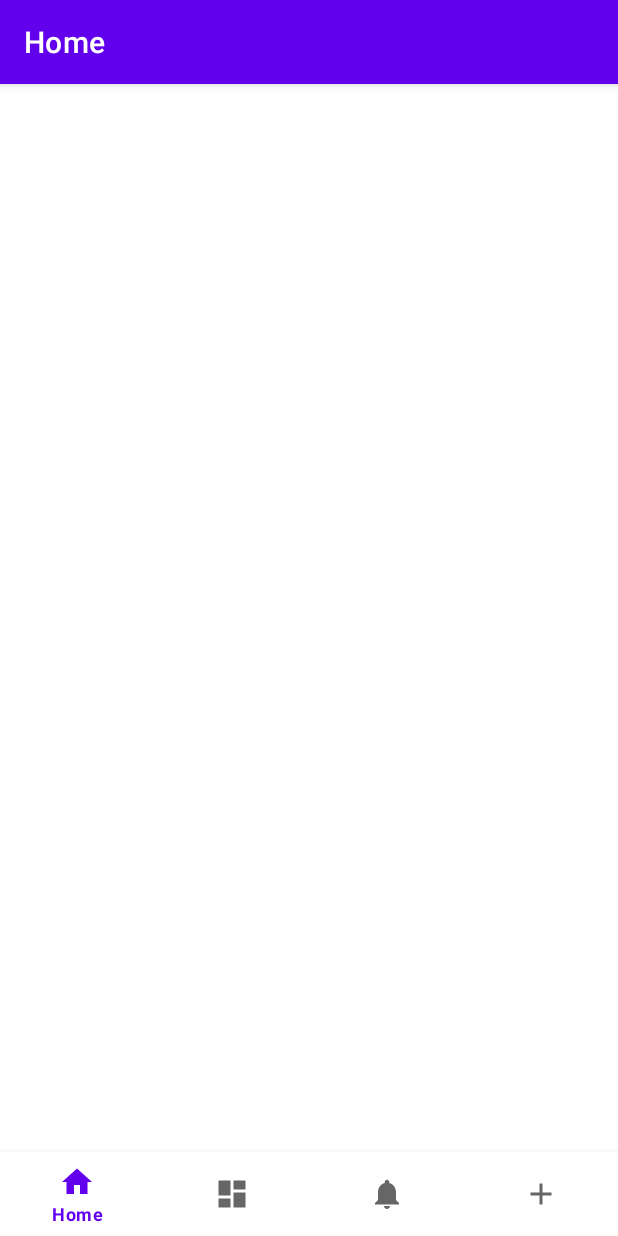
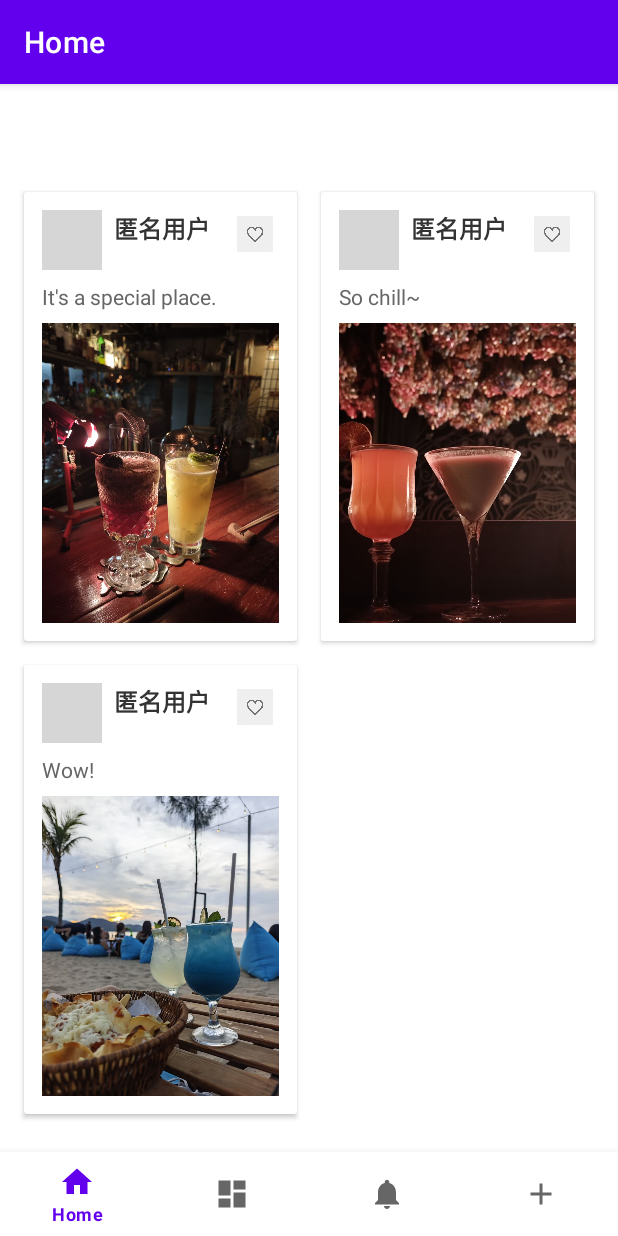
Before and after one commit to lu-kai-2002/AndroidFinalproject, an Android app: the screen it shows after launch (MainActivity), on a phone screen of 412 x 824 dp. Run offline under Robolectric (Android 15) with nearby library versions, the phone set to English and light mode, and no system bars; our stand-ins replace data binding, navigation-ui; grey boxes are pictures that could not be loaded.

Commit message:
调整post数据库

```diff
--- a/app/src/main/java/com/example/finalproject/MainActivity.java
+++ b/app/src/main/java/com/example/finalproject/MainActivity.java
@@ -1,7 +1,9 @@
 package com.example.finalproject;
 
+import android.database.sqlite.SQLiteDatabase;
 import android.os.Bundle;
 
+import com.example.finalproject.ui.post.PostDbHelper;
 import com.google.android.material.bottomnavigation.BottomNavigationView;
 
 import androidx.appcompat.app.AppCompatActivity;
--- a/app/src/main/java/com/example/finalproject/ui/dashboard/BarDbHelper.java
+++ b/app/src/main/java/com/example/finalproject/ui/dashboard/BarDbHelper.java
@@ -8,7 +8,7 @@ import com.example.finalproject.R;
 
 public class BarDbHelper extends SQLiteOpenHelper {
     private static final String DATABASE_NAME = "bars.db";
-    private static final int DATABASE_VERSION = 3; // 版本号升级
+    private static final int DATABASE_VERSION = 4; // 版本号升级
 
     // 表结构
     public static final String TABLE_BARS = "bars";
--- a/app/src/main/java/com/example/finalproject/ui/home/HomeFragment.java
+++ b/app/src/main/java/com/example/finalproject/ui/home/HomeFragment.java
@@ -1,6 +1,7 @@
 package com.example.finalproject.ui.home;
 
 import android.content.Context;
+import android.database.sqlite.SQLiteDatabase;
 import android.os.Bundle;
 import android.view.LayoutInflater;
 import android.view.View;
@@ -15,6 +16,7 @@ import androidx.recyclerview.widget.RecyclerView;
 import com.example.finalproject.databinding.FragmentHomeBinding;
 import com.example.finalproject.ui.login.loginDBhelper;
 import com.example.finalproject.ui.post.PostDao;
+import com.example.finalproject.ui.post.PostDbHelper;
 import com.example.finalproject.ui.post.PostEntity;
 
 import java.util.ArrayList;
@@ -23,6 +25,7 @@ import java.util.List;
 public class HomeFragment extends Fragment {
 
     private FragmentHomeBinding binding;
+
     private PostAdapter adapter;
     private List<Post> postList;
 
@@ -59,6 +62,9 @@ public class HomeFragment extends Fragment {
      * 从本地数据库加载帖子数据并封装为 Post（首页展示模型）
      */
     private List<Post> loadPostsFromDb(Context context) {
+        PostDbHelper postDbHelper = new PostDbHelper(context);
+        SQLiteDatabase db = postDbHelper.getReadableDatabase();
+        db.close(); // 确保触发 onCreate() 创建表
         PostDao postDao = new PostDao(context);
         loginDBhelper userHelper = new loginDBhelper(context);
 
--- a/app/src/main/java/com/example/finalproject/ui/post/PostDbHelper.java
+++ b/app/src/main/java/com/example/finalproject/ui/post/PostDbHelper.java
@@ -1,46 +1,45 @@
 package com.example.finalproject.ui.post;
 
+import android.content.ContentValues;
 import android.content.Context;
 import android.database.sqlite.SQLiteDatabase;
 import android.database.sqlite.SQLiteOpenHelper;
 
+import com.example.finalproject.R;
+
+import java.util.Arrays;
+import java.util.List;
+
 public class PostDbHelper extends SQLiteOpenHelper {
-
-    private static final String DATABASE_NAME = "app.db"; // 与 loginDBhelper 保持一致
+    private static final String DATABASE_NAME = "post.db";
     private static final int DATABASE_VERSION = 1;
 
     public static final String TABLE_POSTS = "posts";
-
-    // 字段常量（推荐）
     public static final String COL_ID = "id";
     public static final String COL_USER_ID = "user_id";
     public static final String COL_CONTENT = "content";
     public static final String COL_IMAGE_RES_ID = "image_res_id";
     public static final String COL_BAR_NAME = "bar_name";
 
-    // 建表 SQL
+    // 修改：移除外键约束
     private static final String SQL_CREATE =
             "CREATE TABLE IF NOT EXISTS " + TABLE_POSTS + " (" +
                     COL_ID + " INTEGER PRIMARY KEY AUTOINCREMENT, " +
-                    COL_USER_ID + " INTEGER NOT NULL, " + // 外键，可关联 users(id)
+                    COL_USER_ID + " INTEGER NOT NULL, " +  // 保留字段但不关联外键
                     COL_CONTENT + " TEXT NOT NULL, " +
-                    COL_IMAGE_RES_ID + " INTEGER, " +
+                    COL_IMAGE_RES_ID + " INTEGER DEFAULT 0, " +
                     COL_BAR_NAME + " TEXT" +
-                    ");";
+                    ")";
 
     public PostDbHelper(Context context) {
         super(context, DATABASE_NAME, null, DATABASE_VERSION);
     }
 
-    // 启用外键约束（可选）
-    @Override
-    public void onConfigure(SQLiteDatabase db) {
-        db.setForeignKeyConstraintsEnabled(true);
-    }
-
     @Override
     public void onCreate(SQLiteDatabase db) {
+        // 确保先创建 posts 表（不再依赖 users 表）
         db.execSQL(SQL_CREATE);
+        insertSamplePosts(db); // 插入测试数据
     }
 
     @Override
@@ -48,4 +47,23 @@ public class PostDbHelper extends SQLiteOpenHelper {
         db.execSQL("DROP TABLE IF EXISTS " + TABLE_POSTS);
         onCreate(db);
     }
+
+    /** 插入初始数据（不再需要 users 表存在） */
+    private void insertSamplePosts(SQLiteDatabase db) {
+        List<PostEntity> samplePosts = Arrays.asList(
+                new PostEntity(1, 1, "Wow!", R.drawable.sample1, null),
+                new PostEntity(2, 2, "So chill~", R.drawable.sample2, null),
+                new PostEntity(3, 3, "It's a special place.", R.drawable.sample3, null)
+        );
+
+        ContentValues values = new ContentValues();
+        for (PostEntity post : samplePosts) {
+            values.clear();
+            values.put(COL_USER_ID, post.getUserId());
+            values.put(COL_CONTENT, post.getContent());
+            values.put(COL_IMAGE_RES_ID, post.getImageResId());
+            values.put(COL_BAR_NAME, post.getBarName());
+            db.insert(TABLE_POSTS, null, values);
+        }
+    }
 }
--- a/app/src/main/java/com/example/finalproject/ui/post/PostFragment.java
+++ b/app/src/main/java/com/example/finalproject/ui/post/PostFragment.java
@@ -38,6 +38,8 @@ public class PostFragment extends Fragment {
     private PostDao postDao;
     private loginDBhelper loginHelper;
 
+    private PostDbHelper postDbHelper;
+
     @Override
     public View onCreateView(@NonNull LayoutInflater inflater,
                              ViewGroup container, Bundle savedInstanceState) {
@@ -50,6 +52,7 @@ public class PostFragment extends Fragment {
         recyclerViewImages = root.findViewById(R.id.recyclerViewImages);
 
         // 初始化 DAO 和登录助手
+        postDbHelper=new PostDbHelper(requireContext());
         postDao = new PostDao(requireContext());
         loginHelper = new loginDBhelper(requireContext());
 
```
